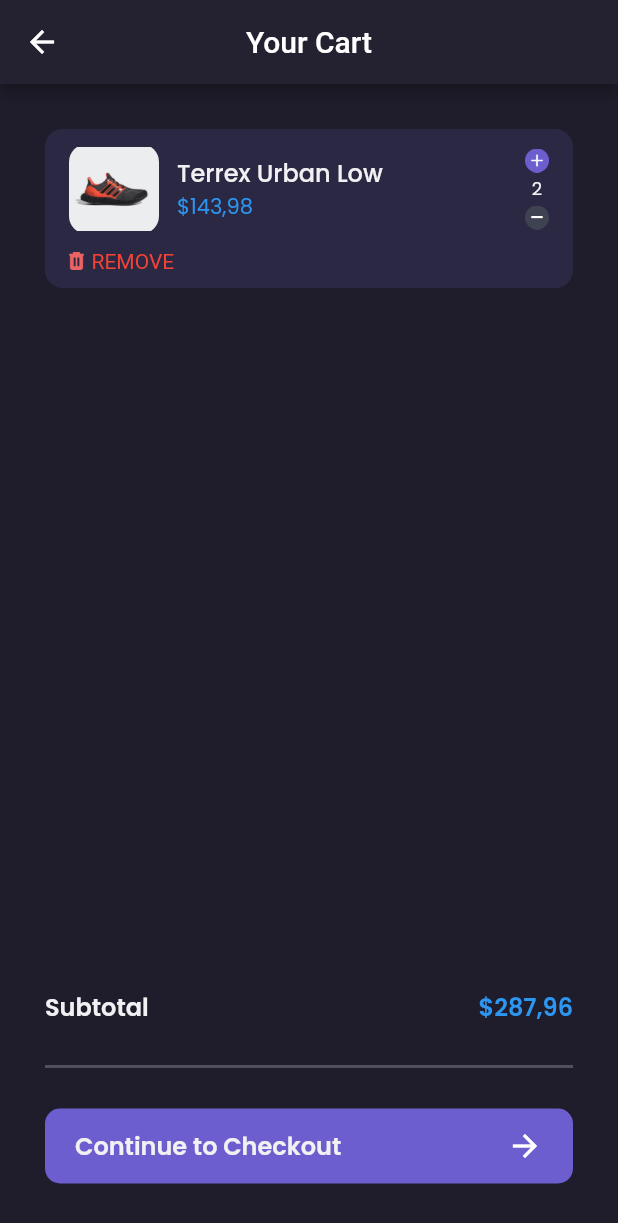
After one commit to kimsoen/shamo_app, a Flutter app: the CardPage screen opened by its route, on a phone screen of 412 x 824 dp. The commit adds this screen. Shown: the top 1223 px of the screen. Run offline on Flutter 3.47's test engine with Material 2 defaults, Android fonts, the phone set to English and light mode, and no system bars; our stand-ins replace carousel_slider, google_fonts.

Commit message:
tambah cardPage

```diff
--- a/lib/main.dart
+++ b/lib/main.dart
@@ -2,6 +2,7 @@ import 'package:flutter/material.dart';
 import 'package:shamo/pages/detail_chat_page.dart';
 import 'package:shamo/pages/detail_product.dart';
 import 'package:shamo/pages/edit_profile_page.dart';
+import 'package:shamo/pages/home/card_page.dart';
 import 'package:shamo/pages/home/navbar.dart';
 import 'package:shamo/pages/login_page.dart';
 import 'package:shamo/pages/signup_page.dart';
@@ -25,6 +26,7 @@ class MyApp extends StatelessWidget {
         "/Chat-page": (context) => const DetailChatPage(),
         "/edit-profile": (context) => const EditProfile(),
         "/product-page": (context) => const DetailProduct(),
+        "/card-page": (context) => const CardPage(),
       },
       debugShowCheckedModeBanner: false,
     );
--- /dev/null
+++ b/lib/pages/home/card_page.dart
@@ -0,0 +1,141 @@
+import 'package:flutter/material.dart';
+import 'package:shamo/theme.dart';
+import 'package:shamo/widgets/card_card.dart';
+
+class CardPage extends StatelessWidget {
+  const CardPage({super.key});
+
+  @override
+  Widget build(BuildContext context) {
+    PreferredSizeWidget? header() {
+      return AppBar(
+        centerTitle: true,
+        backgroundColor: backgroundC3,
+        title: const Text("Your Cart"),
+      );
+    }
+
+    Widget emtyCard() {
+      return Center(
+        child: Column(
+          mainAxisAlignment: MainAxisAlignment.center,
+          children: [
+            Image.asset(
+              "assets/icon_empty_cart.png",
+              width: 80,
+            ),
+            const SizedBox(height: 20),
+            Text(
+              "Opss! Your Cart is Empty",
+              style: primarytextstyle.copyWith(
+                fontSize: 16,
+                fontWeight: medium,
+              ),
+            ),
+            const SizedBox(height: 12),
+            Text(
+              "Let's find your favorite shoes",
+              style: secondarytextstyle,
+            ),
+            const SizedBox(height: 20),
+            TextButton(
+              style: TextButton.styleFrom(
+                  backgroundColor: primaryC,
+                  padding:
+                      const EdgeInsets.symmetric(horizontal: 24, vertical: 10)),
+              onPressed: () {},
+              child: Text(
+                "Explore Store",
+                style: primarytextstyle,
+              ),
+            ),
+          ],
+        ),
+      );
+    }
+
+    Widget content() {
+      return ListView(
+        padding: EdgeInsets.symmetric(horizontal: defaulMargin),
+        children: [
+          const CardCard(),
+        ],
+      );
+    }
+
+    Widget costomNavBar() {
+      return Container(
+        height: 165,
+        margin: EdgeInsets.symmetric(horizontal: defaulMargin),
+        child: Column(
+          children: [
+            Row(
+              mainAxisAlignment: MainAxisAlignment.spaceBetween,
+              children: [
+                Text(
+                  "Subtotal",
+                  style: primarytextstyle.copyWith(
+                    fontWeight: semiBold,
+                    fontSize: 16,
+                  ),
+                ),
+                Text(
+                  "\$287,96",
+                  style: pricetextstyle.copyWith(
+                    fontWeight: semiBold,
+                    fontSize: 16,
+                  ),
+                ),
+              ],
+            ),
+            const SizedBox(height: 20),
+            Divider(
+              color: subtitleC,
+              thickness: 2,
+            ),
+            const SizedBox(height: 20),
+            Container(
+              height: 50,
+              child: TextButton(
+                onPressed: () {},
+                style: TextButton.styleFrom(
+                  backgroundColor: primaryC,
+                  shape: RoundedRectangleBorder(
+                    borderRadius: BorderRadius.circular(10),
+                  ),
+                  padding: const EdgeInsets.symmetric(
+                    horizontal: 20,
+                    vertical: 13,
+                  ),
+                ),
+                child: Row(
+                  mainAxisAlignment: MainAxisAlignment.spaceBetween,
+                  children: [
+                    Text(
+                      "Continue to Checkout",
+                      style: primarytextstyle.copyWith(
+                        fontSize: 16,
+                        fontWeight: semiBold,
+                      ),
+                    ),
+                    const Icon(
+                      Icons.arrow_forward,
+                      color: Color(0xffFFFFFF),
+                    )
+                  ],
+                ),
+              ),
+            ),
+          ],
+        ),
+      );
+    }
+
+    return Scaffold(
+      backgroundColor: backgroundC1,
+      appBar: header(),
+      bottomNavigationBar: costomNavBar(),
+      body: content(),
+    );
+  }
+}
--- a/lib/pages/home/navbar.dart
+++ b/lib/pages/home/navbar.dart
@@ -19,7 +19,9 @@ class _MainPageState extends State<MainPage> {
   Widget build(BuildContext context) {
     Widget cardButton() {
       return FloatingActionButton(
-        onPressed: () {},
+        onPressed: () {
+          Navigator.pushNamed(context, "/card-page");
+        },
         child: Image.asset(
           "assets/icon_cart.png",
           width: 22,
--- /dev/null
+++ b/lib/widgets/card_card.dart
@@ -0,0 +1,96 @@
+import 'package:flutter/material.dart';
+import 'package:shamo/theme.dart';
+
+class CardCard extends StatelessWidget {
+  const CardCard({super.key});
+
+  @override
+  Widget build(BuildContext context) {
+    return Container(
+      margin: EdgeInsets.only(top: defaulMargin),
+      padding: const EdgeInsets.symmetric(
+        horizontal: 16,
+        vertical: 10,
+      ),
+      decoration: BoxDecoration(
+          color: backgroundC5, borderRadius: BorderRadius.circular(12)),
+      child: Column(
+        children: [
+          Row(
+            children: [
+              Container(
+                width: 60,
+                height: 60,
+                decoration: BoxDecoration(
+                  borderRadius: BorderRadius.circular(12),
+                  image: const DecorationImage(
+                    image: AssetImage(
+                      "assets/image_shoes.png",
+                    ),
+                  ),
+                ),
+              ),
+              const SizedBox(
+                width: 12,
+              ),
+              Expanded(
+                child: Column(
+                  crossAxisAlignment: CrossAxisAlignment.start,
+                  children: [
+                    Text(
+                      "Terrex Urban Low",
+                      style: primarytextstyle.copyWith(
+                        fontSize: 16,
+                        fontWeight: medium,
+                      ),
+                    ),
+                    Text(
+                      "\$143,98",
+                      style: pricetextstyle,
+                    ),
+                  ],
+                ),
+              ),
+              Column(
+                children: [
+                  Image.asset(
+                    "assets/button_add.png",
+                    width: 16,
+                  ),
+                  const SizedBox(height: 2),
+                  Text(
+                    "2",
+                    style: primarytextstyle.copyWith(fontSize: 12),
+                  ),
+                  const SizedBox(height: 2),
+                  Image.asset(
+                    "assets/button_min.png",
+                    width: 16,
+                  ),
+                ],
+              )
+            ],
+          ),
+          const SizedBox(height: 10),
+          Row(
+            children: [
+              Image.asset(
+                "assets/icon_remove.png",
+                width: 10,
+              ),
+              const SizedBox(
+                width: 5,
+              ),
+              const Text(
+                "REMOVE",
+                style: TextStyle(
+                  color: Colors.red,
+                ),
+              ),
+            ],
+          )
+        ],
+      ),
+    );
+  }
+}
```
